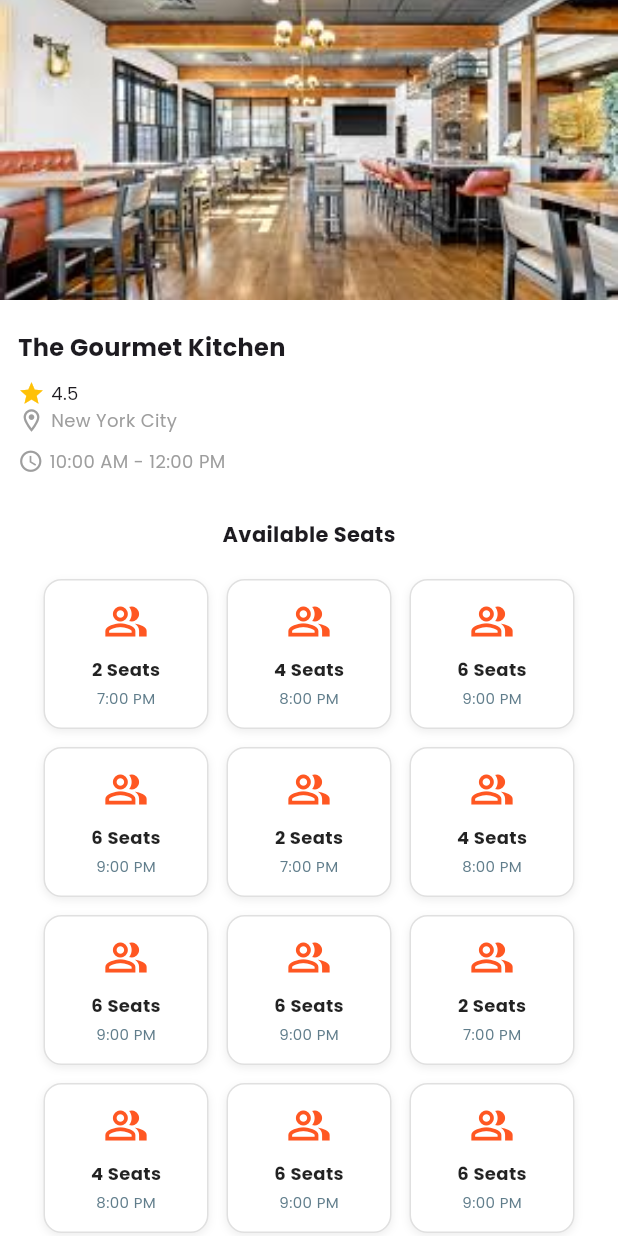
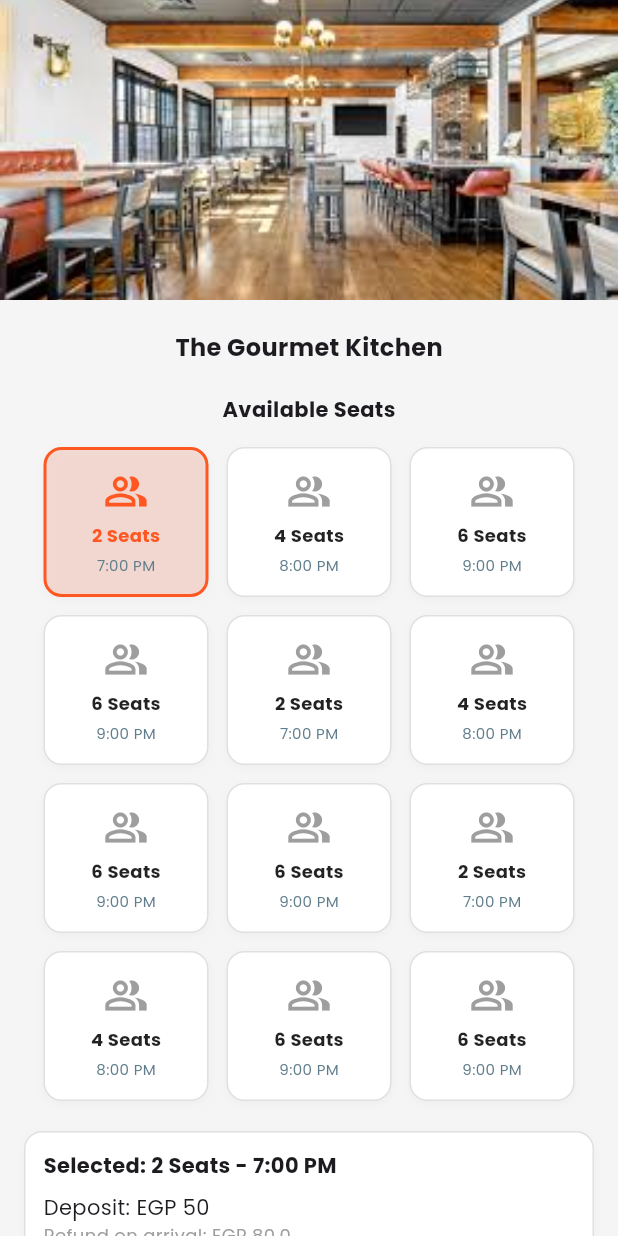
Before and after one commit to Nabawyi/TableNgo, a Flutter app: the BookingPage screen opened directly with sample values from the repository, after a tap on "2 Seats", on a phone screen of 412 x 824 dp. Run offline on Flutter 3.47's test engine with Material 3 defaults, Android fonts, the phone set to English and light mode, and no system bars; our stand-ins replace google_fonts.

Commit message:
finalize the booking deatiles

```diff
--- a/lib/Screens/Booking_page.dart
+++ b/lib/Screens/Booking_page.dart
@@ -1,4 +1,4 @@
-// ignore_for_file: file_names
+// ignore_for_file: file_names, deprecated_member_use
 
 import 'package:flutter/material.dart';
 import 'package:tablengo/data/resturant_data.dart';
@@ -13,127 +13,85 @@ class BookingPage extends StatefulWidget {
 }
 
 class _BookingPageState extends State<BookingPage> {
+  int? selectedSeatIndex; // keep track of which seat is selected
+
   @override
   Widget build(BuildContext context) {
     final resturant = widget.restaurant;
 
     return Scaffold(
-      body: Container(
-        // padding: const EdgeInsets.all(20),
-        width: double.infinity,
-        height: double.infinity,
-        color: Colors.white,
-        child: SingleChildScrollView(
+      backgroundColor: Colors.grey.shade100,
+      body: SingleChildScrollView(
+        physics: const BouncingScrollPhysics(),
         child: Column(
           children: [
+            // Restaurant image
             Image.asset(
               resturant.image,
               fit: BoxFit.cover,
               width: double.infinity,
               height: 200,
             ),
-              Padding(
-                padding: const EdgeInsets.symmetric(horizontal: 12),
-                child: Column(
-                  crossAxisAlignment: CrossAxisAlignment.start,
-                  mainAxisAlignment: MainAxisAlignment.start,
-                  children: [
             const SizedBox(height: 20),
+
+            // Restaurant name
             Text(
               resturant.name,
-                      style: const TextStyle(
-                        fontSize: 16,
-                        fontWeight: FontWeight.bold,
-                      ),
-                    ),
-                    const SizedBox(height: 10),
-                    Row(
-                      children: [
-                        const Icon(Icons.star, color: Colors.amber, size: 18),
-                        const SizedBox(width: 4),
-                        Text(
-                          resturant.rating.toString(),
-                          style: const TextStyle(
-                            fontWeight: FontWeight.normal,
-                            fontSize: 12,
-                          ),
-                        ),
-                      ],
+              style: const TextStyle(fontSize: 16, fontWeight: FontWeight.bold),
             ),
 
-                    Row(
-                      children: [
-                        const Icon(
-                          Icons.location_on_outlined,
-                          color: Colors.grey,
-                          size: 18,
+            const SizedBox(height: 20),
+            const Text(
+              "Available Seats",
+              style: TextStyle(fontWeight: FontWeight.bold, fontSize: 14),
             ),
-                        const SizedBox(width: 4),
-                        Text(
-                          resturant.location,
-                          style: const TextStyle(
-                            fontSize: 12,
-                            color: Colors.grey,
-                          ),
-                        ),
-                      ],
-                    ),
-                    const SizedBox(height: 10),
-                    Row(
-                      children: [
-                        const Icon(
-                          Icons.access_time,
-                          color: Colors.grey,
-                          size: 17,
-                        ),
-                        const SizedBox(width: 4),
-                        Text(
-                          resturant.time,
-                          style: const TextStyle(
-                            fontSize: 12,
-                            color: Colors.grey,
-                          ),
-                        ),
-                      ],
-                    ),
-                    const SizedBox(height: 30),
-                    //AVAILABLE SEATS
-                    Center(
-                      child: const Text(
-                        "Available Seats",
-                        style: TextStyle(
-                          fontSize: 14,
-                          fontWeight: FontWeight.bold,
-                        ),
-                      ),
-                    ),
-                    const SizedBox(height: 20),
-                    Center(
-                      child: Wrap(
+            const SizedBox(height: 15),
+
+            // Seat Cards
+            Wrap(
               spacing: 12,
               runSpacing: 12,
-                        children: resturant.seatData.map<Widget>((seat) {
-                          return SingleChildScrollView(
-                            child: SeatCard(
+              children: List.generate(resturant.seatData.length, (index) {
+                final seat = resturant.seatData[index];
+                return SeatCard(
                   seats: seat['seats'] ?? '',
                   time: seat['time'] ?? '',
+                  deposit: seat['Deposit'] ?? '',
+                  isSelected: selectedSeatIndex == index,
+                  onSelect: () {
+                    setState(() {
+                      // Toggle selection
+                      selectedSeatIndex = selectedSeatIndex == index
+                          ? null
+                          : index;
+                    });
+                  },
+                );
+              }),
             ),
-                          );
-                        }).toList(),
+
+            const SizedBox(height: 20),
+
+            // Booking details and button
+            if (selectedSeatIndex != null) ...[
+              bookingDetailsCard(
+                resturant.seatData[selectedSeatIndex!]['seats'] ?? '',
+                resturant.seatData[selectedSeatIndex!]['time'] ?? '',
+                resturant.seatData[selectedSeatIndex!]['Deposit'] ?? '',
+                resturant.refundAmount,
               ),
-                    ),
-                    const SizedBox(height: 20),
-                    bookingDetailsCard(),
-                    const SizedBox(height: 20),
-                    Center(
-                      child: Container(
+              const SizedBox(height: 15),
+              SizedBox(
                 width: double.infinity,
                 height: 55,
+                child: Padding(
+                  padding: const EdgeInsets.symmetric(horizontal: 16),
                   child: ElevatedButton(
-                          onPressed: () {},
+                    onPressed: () {
+                      // Add your booking logic here
+                    },
                     style: ElevatedButton.styleFrom(
                       backgroundColor: Colors.deepOrange,
-
                       shape: RoundedRectangleBorder(
                         borderRadius: BorderRadius.circular(10),
                       ),
@@ -149,41 +107,49 @@ class _BookingPageState extends State<BookingPage> {
                   ),
                 ),
               ),
-                    const SizedBox(height: 20),
             ],
-                ),
-              ),
+
+            const SizedBox(height: 30),
           ],
-          ),
         ),
       ),
     );
   }
 }
 
-class SeatCard extends StatefulWidget {
+class SeatCard extends StatelessWidget {
   final String seats;
   final String time;
+  final String deposit;
+  final bool isSelected;
+  final VoidCallback onSelect;
 
-  const SeatCard({super.key, required this.seats, required this.time});
+  const SeatCard({
+    super.key,
+    required this.seats,
+    required this.time,
+    required this.deposit,
+    required this.isSelected,
+    required this.onSelect,
+  });
 
-  @override
-  State<SeatCard> createState() => _SeatCardState();
-}
-
-class _SeatCardState extends State<SeatCard> {
   @override
   Widget build(BuildContext context) {
     return InkWell(
-      onTap: () {
-        print("Tapped on ${widget.seats} at ${widget.time}");
-      },
-      child: Container(
+      onTap: onSelect,
+      borderRadius: BorderRadius.circular(12),
+      child: AnimatedContainer(
+        duration: const Duration(milliseconds: 200),
         width: 110,
         height: 100,
         decoration: BoxDecoration(
-          color: Colors.white,
-          border: Border.all(color: Colors.grey.shade300, width: 1),
+          color: isSelected
+              ? Colors.deepOrange.withOpacity(0.15)
+              : Colors.white,
+          border: Border.all(
+            color: isSelected ? Colors.deepOrange : Colors.grey.shade300,
+            width: isSelected ? 2 : 1,
+          ),
           borderRadius: BorderRadius.circular(12),
           boxShadow: [
             BoxShadow(
@@ -197,23 +163,23 @@ class _SeatCardState extends State<SeatCard> {
         child: Column(
           mainAxisAlignment: MainAxisAlignment.center,
           children: [
-            const Icon(
+            Icon(
               Icons.people_alt_outlined,
-              color: Colors.deepOrange,
+              color: isSelected ? Colors.deepOrange : Colors.grey,
               size: 30,
             ),
-            const SizedBox(height: 8),
+            const SizedBox(height: 6),
             Text(
-              widget.seats,
-              style: const TextStyle(
+              seats,
+              style: TextStyle(
                 fontWeight: FontWeight.bold,
                 fontSize: 12,
-                color: Colors.black87,
+                color: isSelected ? Colors.deepOrange : Colors.black87,
               ),
             ),
             const SizedBox(height: 4),
             Text(
-              widget.time,
+              time,
               style: const TextStyle(fontSize: 10, color: Colors.blueGrey),
             ),
           ],
@@ -223,10 +189,16 @@ class _SeatCardState extends State<SeatCard> {
   }
 }
 
-Widget bookingDetailsCard() {
+Widget bookingDetailsCard(
+  String seats,
+  String time,
+  String deposit,
+  double refundAmount,
+) {
   return Container(
     width: double.infinity,
-    height: 100,
+    margin: const EdgeInsets.symmetric(horizontal: 16),
+    padding: const EdgeInsets.all(12),
     decoration: BoxDecoration(
       color: Colors.white,
       border: Border.all(color: Colors.grey.shade300, width: 1),
@@ -239,5 +211,28 @@ Widget bookingDetailsCard() {
         ),
       ],
     ),
+    child: Column(
+      crossAxisAlignment: CrossAxisAlignment.start,
+      children: [
+        Text(
+          "Selected: $seats - $time",
+          style: const TextStyle(fontWeight: FontWeight.bold),
+        ),
+        const SizedBox(height: 8),
+        Text("Deposit: $deposit"),
+        Text(
+          "Refund on arrival: EGP $refundAmount",
+          style: const TextStyle(color: Colors.grey, fontSize: 12),
+        ),
+        const SizedBox(height: 4),
+        Text(
+          "Total Payable:  $deposit",
+          style: const TextStyle(
+            fontWeight: FontWeight.bold,
+            color: Colors.deepOrange,
+          ),
+        ),
+      ],
+    ),
   );
 }
--- a/lib/main.dart
+++ b/lib/main.dart
@@ -23,7 +23,7 @@ class MyApp extends StatelessWidget {
       theme: ThemeData(primarySwatch: Colors.orange, useMaterial3: true,
         textTheme: GoogleFonts.poppinsTextTheme(),
       ),
-      home: const SplashScreen(),
+      home:  SplashScreen(),
     );
   }
 }
```
Lines whose indentation alone changed are shown as unchanged.
